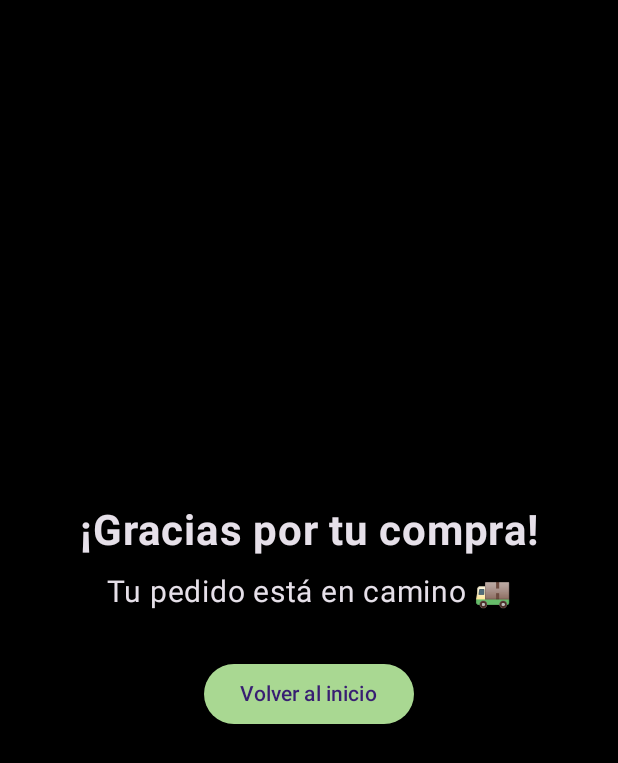
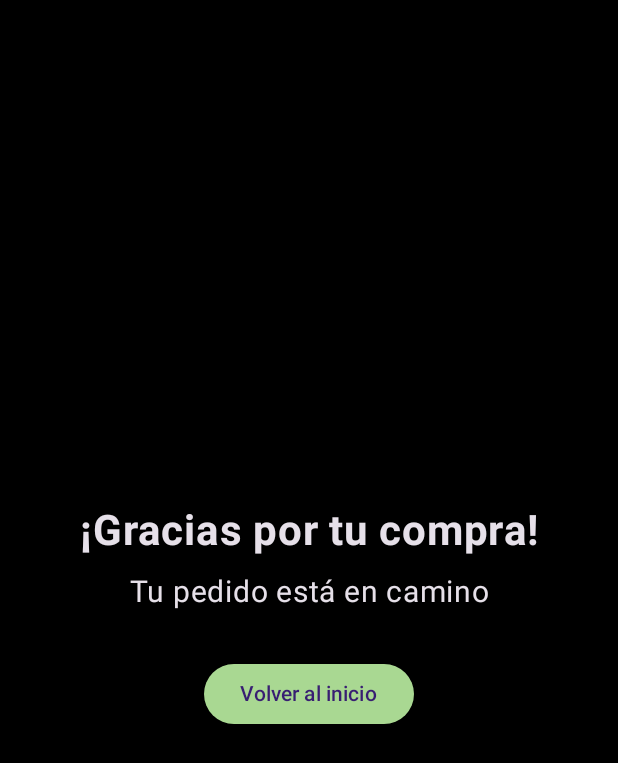
Before and after one commit to NerluHaye/levelupgamer, an Android app built with Jetpack Compose: the composable PaymentSuccessScreen shown on its own in the app's theme, on a phone screen of 412 x 824 dp. Shown: the top 763 px of the screen. Run offline under Robolectric (Android 15) with nearby library versions, the phone set to English and light mode, and no system bars.

Commit message:
Fix: Ajuste de diseño y pantalla de compra

```diff
--- a/app/src/main/java/com/example/levelupgamer/MainActivity.kt
+++ b/app/src/main/java/com/example/levelupgamer/MainActivity.kt
@@ -77,7 +77,7 @@ class MainActivity : ComponentActivity() {
                             //Iniciar sesion
                             NavigationDrawerItem(
                                 label = {
-                                    Text(if (isLoggedIn) "User: ${user?.nombre}\n Email: ${user?.email}" else "Iniciar Sesión")
+                                    Text(if (isLoggedIn) "User: ${user?.nombre}\nEmail: ${user?.email}" else "Iniciar Sesión")
                                 },
                                 icon = {
                                     Icon(Icons.Default.AccountCircle, contentDescription = "Usuario")
--- a/app/src/main/java/com/example/levelupgamer/ui/PaymentSuccessScreen.kt
+++ b/app/src/main/java/com/example/levelupgamer/ui/PaymentSuccessScreen.kt
@@ -40,7 +40,7 @@ fun PaymentSuccessScreen(onReturnHome: () -> Unit) {
             Spacer(modifier = Modifier.height(12.dp))
 
             Text(
-                text = "Tu pedido está en camino 🚚",
+                text = "Tu pedido está en camino",
                 fontSize = 20.sp,
                 textAlign = TextAlign.Center,
 
```
